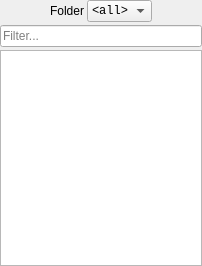
Old version of the form ui/windows/fileBrowser/forms/fileSelector.ui in the repository david-cattermole/qt-learning.
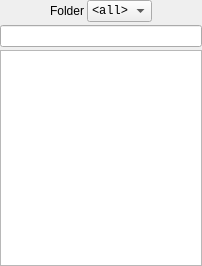
New version of the form.

Commit message: Remove placeholderText, it's not supported in Qt 4.6.

```diff
--- a/ui/windows/fileBrowser/forms/fileSelector.ui
+++ b/ui/windows/fileBrowser/forms/fileSelector.ui
@@ -96,8 +96,8 @@
          <verstretch>0</verstretch>
         </sizepolicy>
        </property>
-       <property name="placeholderText">
-        <string>Filter...</string>
+       <property name="placeholderText" stdset="0">
+        <string/>
        </property>
       </widget>
      </item>
```
Left out of the diff: 3 changed lines with no effect on the pictures. The commit also changes 1 other file.
